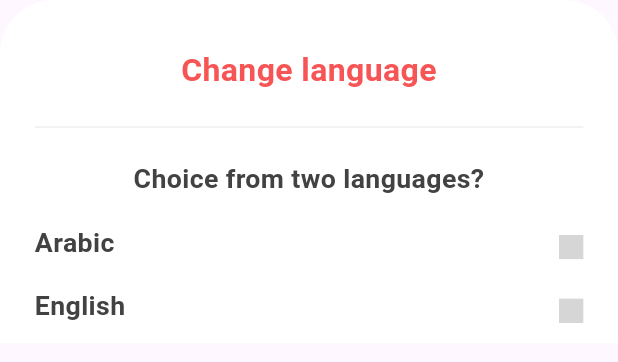
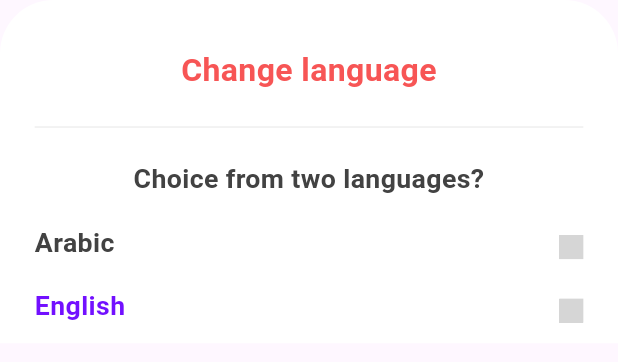
Before and after one commit to OmarAbdelAziz123/New-Osta-User-Application, a Flutter app: the ChangeLanguageWidget widget shown alone on an empty page, opened directly, on a phone screen of 412 x 824 dp. Shown: the top 362 px of the screen. Run offline on Flutter 3.47's test engine with Material 3 defaults, Android fonts, the phone set to English and light mode, and no system bars; our stand-ins replace audioplayers, bloc, cached_network_image, carousel_slider, contacts_service, dio and 16 more; missing offline and left inert: audio_waveforms, floating_snackbar, flutter_sound; accounts and stored records are empty; network calls fail; Roboto replaces fonts that are missing (Urbanist); project files that could hold a hidden picture were left out; grey boxes are pictures that could not be loaded.

Commit message:
After Add Localizations Functions and Check on Change Language.

```diff
--- /dev/null
+++ b/lang/ar.json
@@ -0,0 +1,3 @@
+{
+  "daily": "خدمات يومية"
+}
--- /dev/null
+++ b/lang/en.json
@@ -0,0 +1,3 @@
+{
+  "daily": "Daily services"
+}
--- /dev/null
+++ b/lib/features/profile/managers/localizations/localizations_cubit.dart
@@ -0,0 +1,14 @@
+import 'package:bloc/bloc.dart';
+import 'package:meta/meta.dart';
+
+import '../../../../utils/constants/exports.dart';
+
+part 'localizations_state.dart';
+
+class LocaleCubit extends Cubit<LocaleState> {
+  LocaleCubit() : super(SelectedLocale(Locale(OCacheHelper.getString(key: CacheKeys.lang) == '' ? 'en' : OCacheHelper.getString(key: CacheKeys.lang)!)));
+
+  void toArabic() => emit(SelectedLocale(const Locale('ar')));
+
+  void toEnglish() => emit(SelectedLocale(const Locale('en')));
+}
--- /dev/null
+++ b/lib/features/profile/managers/localizations/localizations_state.dart
@@ -0,0 +1,12 @@
+part of 'localizations_cubit.dart';
+
+@immutable
+abstract class LocaleState {
+  final Locale locale;
+
+  const LocaleState(this.locale);
+}
+
+class SelectedLocale extends LocaleState {
+  SelectedLocale(super.locale);
+}
--- a/lib/features/profile/presentation/screens/profile_screen.dart
+++ b/lib/features/profile/presentation/screens/profile_screen.dart
@@ -4,10 +4,12 @@ import 'package:iconsax_flutter/iconsax_flutter.dart';
 import 'package:image_picker/image_picker.dart';
 import 'package:lottie/lottie.dart';
 import 'package:osta_user_app/common/widgets/cach_network_images/cach_network_images.dart';
+import 'package:osta_user_app/features/profile/managers/localizations/localizations_cubit.dart';
 import 'package:osta_user_app/features/profile/managers/profile_cubit.dart';
 import 'package:osta_user_app/features/profile/presentation/widgets/remove_account_widget.dart';
 import 'package:osta_user_app/utils/constants/exports.dart';
 import 'package:osta_user_app/utils/device/device_utility.dart';
+import 'package:osta_user_app/utils/language/app_localizations.dart';
 
 // class ProfileScreen extends StatelessWidget {
 //   const ProfileScreen({super.key});
@@ -427,7 +429,7 @@ class _ProfileScreenState extends State<ProfileScreen> {
                               mainAxisAlignment: MainAxisAlignment.end,
                               children: [
                                 index == 3
-                                    ? Text('English (US)',
+                                    ? Text(AppLocalizations.of(context)!.isEnLocale ? 'English (US)' : 'العربية',
                                     style: OStyles.bodyXLargeSemiBold)
                                     : const SizedBox.shrink(),
                                 index == 3 ? SizedBox(width: 20.w) : const SizedBox
@@ -529,23 +531,51 @@ class _ChangeLanguageWidgetState extends State<ChangeLanguageWidget> {
           /// Make Space
           SizedBox(height: 12.h),
 
-          Row(
+          InkWellWidget(
+            onTap: () {
+              OCacheHelper.putString(key: CacheKeys.lang, value: 'ar');
+              BlocProvider.of<LocaleCubit>(context).toArabic();
+              context.pop();
+            },
+            child: Row(
               mainAxisAlignment: MainAxisAlignment.spaceBetween,
               children: [
-              SizedBox(height: ODeviceUtils.getScreenHeight(context) / 26, child: Text('Arabic', style: OStyles.h5Bold.copyWith(color: OColors.greyScale800))),
-              SvgPicture.asset(OImages.checkIcon, height: 18.h),
+                SizedBox(height: ODeviceUtils.getScreenHeight(context) / 26, child: Text('Arabic', style: OStyles.h5Bold.copyWith(color: AppLocalizations.of(context)!.isEnLocale ? OColors.greyScale800 : OColors.primaryColor500))),
+                SvgPicture.asset(
+                  OImages.checkIcon,
+                  height: 18.h,
+                  colorFilter: ColorFilter.mode(
+                    AppLocalizations.of(context)!.isEnLocale ? OColors.greyScale900 : OColors.primaryColor500,
+                    BlendMode.srcIn,
+                  ),
+                ),
               ],
+            ),
           ),
 
           /// Make Space
           SizedBox(height: 12.h),
 
-          Row(
+          InkWellWidget(
+            onTap: () {
+              OCacheHelper.putString(key: CacheKeys.lang, value: 'en');
+              BlocProvider.of<LocaleCubit>(context).toEnglish();
+              context.pop();
+            },
+            child: Row(
               mainAxisAlignment: MainAxisAlignment.spaceBetween,
               children: [
-              SizedBox(height: ODeviceUtils.getScreenHeight(context) / 26, child: Text('English', style: OStyles.h5Bold.copyWith(color: OColors.greyScale800))),
-              SvgPicture.asset(OImages.checkIcon, height: 18.h),
+                SizedBox(height: ODeviceUtils.getScreenHeight(context) / 26, child: Text('English', style: OStyles.h5Bold.copyWith(color: AppLocalizations.of(context)!.isEnLocale ? OColors.primaryColor500 : OColors.greyScale800))),
+                SvgPicture.asset(
+                  OImages.checkIcon,
+                  height: 18.h,
+                  colorFilter: ColorFilter.mode(
+                    AppLocalizations.of(context)!.isEnLocale ? OColors.primaryColor500 : OColors.greyScale900,
+                    BlendMode.srcIn,
+                  ),
+                ),
               ],
+            ),
           ),
         ],
       ),
--- /dev/null
+++ b/lib/utils/language/app_localizations.dart
@@ -0,0 +1,61 @@
+// import 'package:flutter/material.dart';
+// import 'package:flutter/services.dart';
+// import 'dart:convert' show json;
+// import 'app_localizations_delegate.dart';
+//
+// class AppLocalizations {
+//   final Locale? locale;
+//
+//   AppLocalizations(this.locale);
+//
+//   static AppLocalizations? of(BuildContext context) {
+//     return Localizations.of<AppLocalizations>(context, AppLocalizations);
+//   }
+//
+//   static const LocalizationsDelegate<AppLocalizations> delegate = AppLocalizationsDelegate();
+//
+//   Map<String, String> _localizedString;
+//
+//   Future<void> load() async {
+//     String jsonString = await rootBundle.loadString('lang/${locale?.languageCode}.json');
+//     Map<String, dynamic> jsonMap = json.decode(jsonString);
+//     _localizedString = jsonMap.map<String, String>((key, value) {
+//       return MapEntry(key, value.toString());
+//     });
+//   }
+//
+//   String? translate(String key) => _localizedString[key];
+//
+//   bool get isEnLocale => locale?.languageCode == 'en';
+// }
+
+import 'package:flutter/material.dart';
+import 'package:flutter/services.dart';
+import 'dart:convert' show json;
+import 'app_localizations_delegate.dart';
+
+class AppLocalizations {
+  final Locale? locale;
+
+  AppLocalizations(this.locale);
+
+  static AppLocalizations? of(BuildContext context) {
+    return Localizations.of<AppLocalizations>(context, AppLocalizations);
+  }
+
+  static const LocalizationsDelegate<AppLocalizations> delegate = AppLocalizationsDelegate();
+
+  late Map<String, String> _localizedString;
+
+  Future<void> load() async {
+    String jsonString = await rootBundle.loadString('lang/${locale?.languageCode}.json');
+    Map<String, dynamic> jsonMap = json.decode(jsonString);
+    _localizedString = jsonMap.map<String, String>((key, value) {
+      return MapEntry(key, value.toString());
+    });
+  }
+
+  String? translate(String key) => _localizedString[key];
+
+  bool get isEnLocale => locale?.languageCode == 'en';
+}
--- /dev/null
+++ b/lib/utils/language/app_localizations_delegate.dart
@@ -0,0 +1,21 @@
+import 'package:flutter/cupertino.dart';
+import 'package:osta_user_app/utils/language/app_localizations.dart';
+
+class AppLocalizationsDelegate extends LocalizationsDelegate<AppLocalizations> {
+  const AppLocalizationsDelegate();
+
+  @override
+  bool isSupported(Locale locale) {
+    return ['en', 'ar'].contains(locale.languageCode);
+  }
+
+  @override
+  Future<AppLocalizations> load(Locale locale) async {
+    AppLocalizations appLocalizations = AppLocalizations(locale);
+    await appLocalizations.load();
+    return appLocalizations;
+  }
+
+  @override
+  bool shouldReload(covariant LocalizationsDelegate<AppLocalizations> old) => false;
+}
--- /dev/null
+++ b/lib/utils/language/app_localizations_setup.dart
@@ -0,0 +1,43 @@
+import 'package:flutter/material.dart';
+import 'package:flutter_localizations/flutter_localizations.dart';
+import 'package:osta_user_app/utils/language/app_localizations.dart';
+
+class AppLocalizationsSetup {
+  static const Iterable<Locale> supportedLocale = [
+    Locale('en'),
+    Locale('ar'),
+  ];
+
+  static const Iterable<LocalizationsDelegate<dynamic>> localizationsDelegates = [
+    AppLocalizations.delegate,
+    GlobalMaterialLocalizations.delegate,
+    GlobalWidgetsLocalizations.delegate,
+    GlobalCupertinoLocalizations.delegate,
+  ];
+
+  // static Locale localeResolutionCallback(Locale locale, Iterable<Locale> supportedLocales) {
+  //   for(Locale supportedLocale in supportedLocales) {
+  //     if(supportedLocale.languageCode == locale.languageCode && supportedLocale.countryCode == locale.countryCode) {
+  //       return supportedLocale;
+  //     }
+  //   }
+  //   return supportedLocales.first;
+  // }
+  static Locale? localeResolutionCallback(List<Locale>? locales, Iterable<Locale> supportedLocales) {
+    if (locales == null || locales.isEmpty) {
+      return supportedLocales.first;
+    }
+
+    final Locale locale = locales.first;
+
+    for (Locale supportedLocale in supportedLocales) {
+      if (supportedLocale.languageCode == locale.languageCode && supportedLocale.countryCode == locale.countryCode) {
+        return supportedLocale;
+      } else if (supportedLocale.languageCode == locale.languageCode) {
+        return supportedLocale;
+      }
+    }
+
+    return supportedLocales.first;
+  }
+}
--- a/pubspec.yaml
+++ b/pubspec.yaml
@@ -88,6 +88,10 @@ dependencies:
   socket_io_client: ^2.0.3+1
   shimmer: ^3.0.0
 
+  # Translation
+  flutter_localizations:
+    sdk: flutter
+
   #-------------------- PACKAGES End --------------------#
 
 dev_dependencies:
@@ -107,6 +111,7 @@ flutter:
     - assets/images/jpg/
     - assets/images/pngs/
     - assets/images/svgs/
+    - lang/
     - assets/images/lotties/
 
   #-------------------- LOCAL FONTS --------------------#
```
Also changed, not shown: lib/app/osta_user_app.dart (+14 -4 lines). Lines whose indentation alone changed are shown as unchanged.
